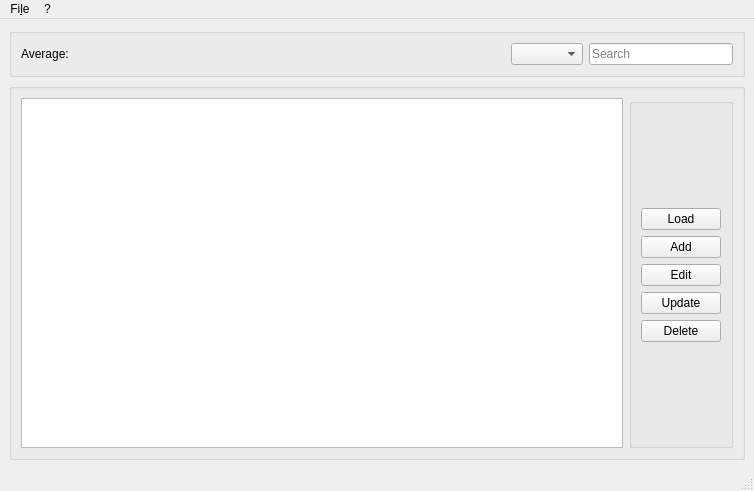
This is registro.ui in ice-bit/registro as Qt 5 draws it before an edit. The edited form follows.
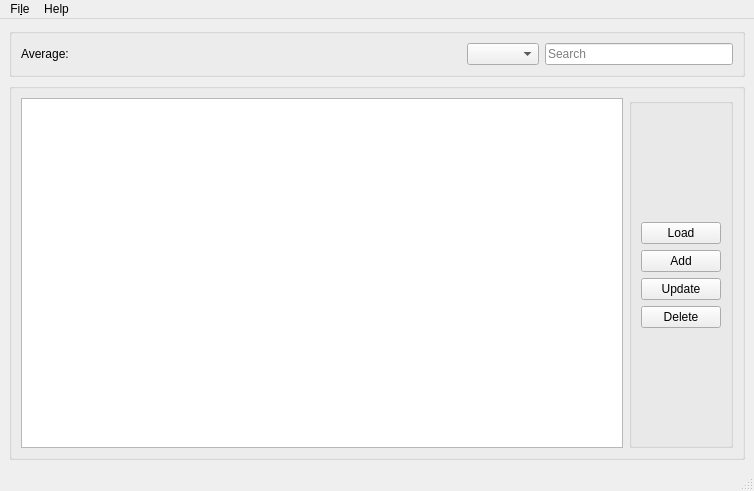
This is the edited form.

What changed in the file:
```diff
--- a/registro.ui
+++ b/registro.ui
@@ -44,17 +44,16 @@
           </spacer>
          </item>
          <item>
-          <spacer name="horizontalSpacer_2">
-           <property name="orientation">
-            <enum>Qt::Horizontal</enum>
+          <widget class="QLabel" name="lblQueryStatus">
+           <property name="font">
+            <font>
+             <pointsize>8</pointsize>
+            </font>
            </property>
-           <property name="sizeHint" stdset="0">
-            <size>
-             <width>40</width>
-             <height>20</height>
-            </size>
+           <property name="text">
+            <string/>
            </property>
-          </spacer>
+          </widget>
          </item>
          <item>
           <spacer name="horizontalSpacer_3">
@@ -129,14 +128,7 @@
              </widget>
             </item>
             <item>
-             <widget class="QPushButton" name="pushButton_2">
-              <property name="text">
-               <string>Edit</string>
-              </property>
-             </widget>
-            </item>
-            <item>
-             <widget class="QPushButton" name="pushButton_4">
+             <widget class="QPushButton" name="btnUpElements">
               <property name="text">
                <string>Update</string>
               </property>
@@ -190,7 +182,7 @@
    </widget>
    <widget class="QMenu" name="menu">
     <property name="title">
-     <string>?</string>
+     <string>Help</string>
     </property>
     <addaction name="actionAbout"/>
    </widget>
```
Left out of the diff: 4 changed lines with no effect on the pictures.
